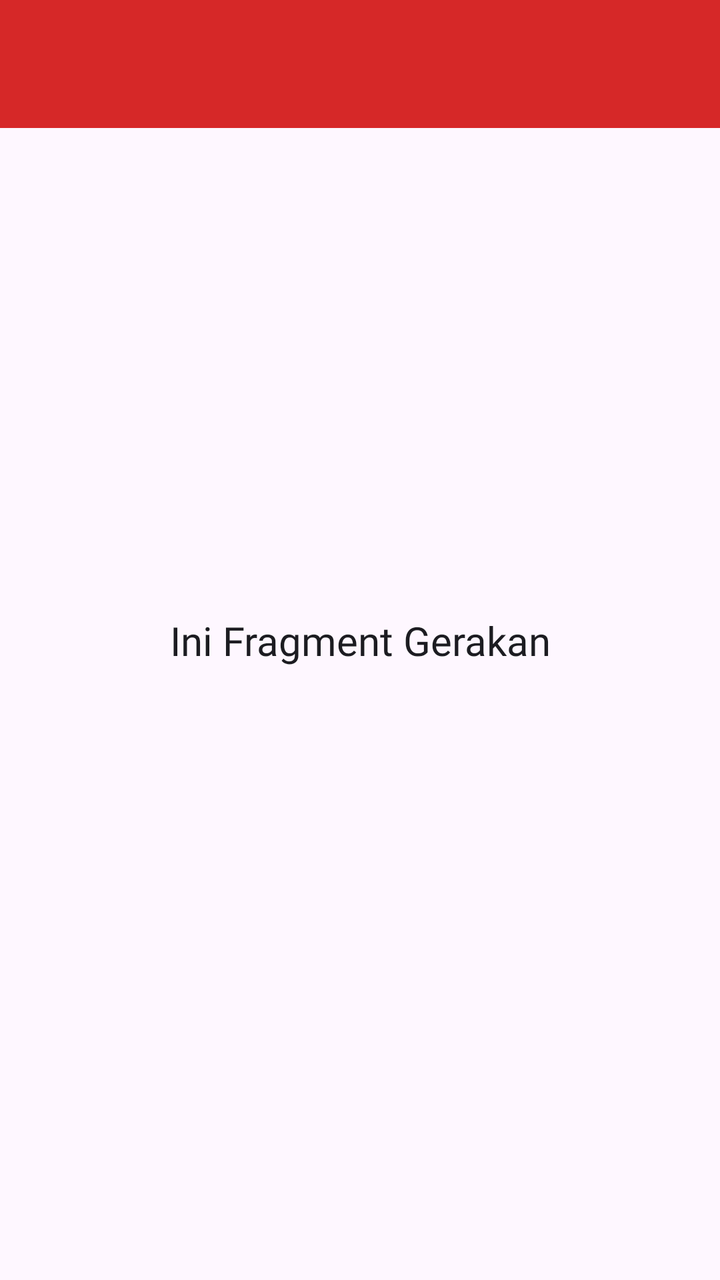
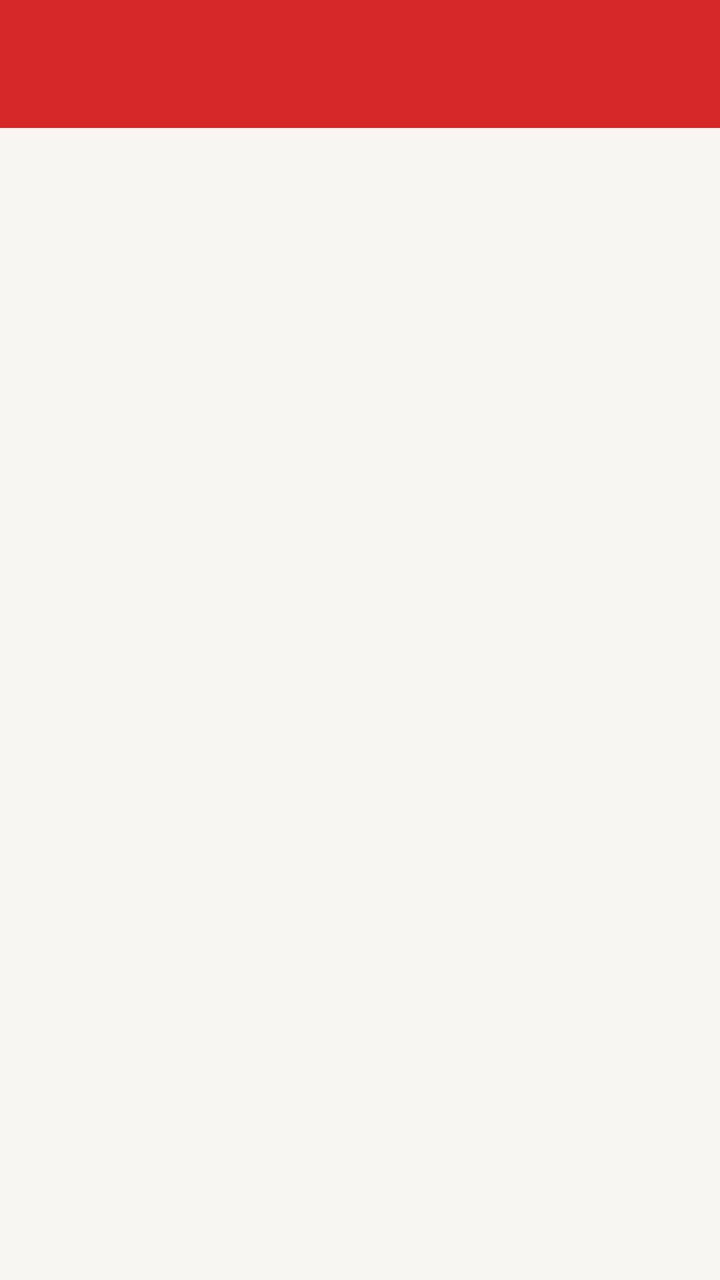

An Android layout rendered at two revisions. The XML below is the earlier revision; the diff shows what the commit changed to produce the second picture.
<!-- AndroidManifest.xml: application theme Theme.Sporta -->
<!-- res/layout/fragment_gerakan.xml -->
<?xml version="1.0" encoding="utf-8"?>
<androidx.constraintlayout.widget.ConstraintLayout
    xmlns:android="http://schemas.android.com/apk/res/android"
    xmlns:app="http://schemas.android.com/apk/res-auto"
    xmlns:tools="http://schemas.android.com/tools"
    android:layout_width="match_parent"
    android:layout_height="match_parent"
    tools:context=".Gerakan.GerakanFragment">

    <androidx.appcompat.widget.Toolbar
        android:id="@+id/toolbar"
        android:layout_width="0dp"
        android:layout_height="?attr/actionBarSize"
        android:background="?attr/colorPrimary"
        app:layout_constraintEnd_toEndOf="parent"
        app:layout_constraintStart_toStartOf="parent"
        app:layout_constraintTop_toTopOf="parent"
        app:titleTextColor="@android:color/white" />

    <TextView
        android:id="@+id/tvInfo"
        android:layout_width="wrap_content"
        android:layout_height="wrap_content"
        android:fontFamily="@font/montserrat_bold"
        android:text="Ini Fragment Gerakan"
        android:textColor="@color/sporta_charcoal"
        android:textSize="20sp"
        app:layout_constraintBottom_toBottomOf="parent"
        app:layout_constraintEnd_toEndOf="parent"
        app:layout_constraintStart_toStartOf="parent"
        app:layout_constraintTop_toTopOf="parent" />

</androidx.constraintlayout.widget.ConstraintLayout>
<!-- resources referenced by this layout -->
<resources>
  <color name="sporta_charcoal">#1C1C21</color>
  <style name="Theme.Sporta" parent="Base.Theme.Sporta" />
  <style name="Base.Theme.Sporta" parent="Theme.Material3.Light.NoActionBar">
          <item name="colorPrimary">@color/sporta_red</item>
      </style>
  <color name="sporta_red">#D62828</color>
</resources>

<!-- the commit's change to res/layout/fragment_gerakan.xml (unified diff, before → after) -->
@@ -1,33 +1,32 @@
 <?xml version="1.0" encoding="utf-8"?>
-<androidx.constraintlayout.widget.ConstraintLayout
+<androidx.coordinatorlayout.widget.CoordinatorLayout
     xmlns:android="http://schemas.android.com/apk/res/android"
     xmlns:app="http://schemas.android.com/apk/res-auto"
     xmlns:tools="http://schemas.android.com/tools"
     android:layout_width="match_parent"
     android:layout_height="match_parent"
+    android:background="@color/sporta_background"
     tools:context=".Gerakan.GerakanFragment">
 
-    <androidx.appcompat.widget.Toolbar
-        android:id="@+id/toolbar"
-        android:layout_width="0dp"
-        android:layout_height="?attr/actionBarSize"
-        android:background="?attr/colorPrimary"
-        app:layout_constraintEnd_toEndOf="parent"
-        app:layout_constraintStart_toStartOf="parent"
-        app:layout_constraintTop_toTopOf="parent"
-        app:titleTextColor="@android:color/white" />
+    <com.google.android.material.appbar.AppBarLayout
+        android:id="@+id/appBarLayout"
+        android:layout_width="match_parent"
+        android:layout_height="wrap_content"
+        android:theme="@style/ThemeOverlay.AppCompat.Dark.ActionBar">
 
-    <TextView
-        android:id="@+id/tvInfo"
-        android:layout_width="wrap_content"
-        android:layout_height="wrap_content"
-        android:fontFamily="@font/montserrat_bold"
-        android:text="Ini Fragment Gerakan"
-        android:textColor="@color/sporta_charcoal"
-        android:textSize="20sp"
-        app:layout_constraintBottom_toBottomOf="parent"
-        app:layout_constraintEnd_toEndOf="parent"
-        app:layout_constraintStart_toStartOf="parent"
-        app:layout_constraintTop_toTopOf="parent" />
+        <androidx.appcompat.widget.Toolbar
+            android:id="@+id/toolbar"
+            android:layout_width="match_parent"
+            android:layout_height="?attr/actionBarSize"
+            android:background="?attr/colorPrimary"
+            app:layout_scrollFlags="scroll|enterAlways"
+            app:titleTextColor="@android:color/white" />
+    </com.google.android.material.appbar.AppBarLayout>
 
-</androidx.constraintlayout.widget.ConstraintLayout>
+    <ListView
+        android:id="@+id/listViewGerakan"
+        android:layout_width="match_parent"
+        android:layout_height="match_parent"
+        app:layout_behavior="@string/appbar_scrolling_view_behavior" />
+
+</androidx.coordinatorlayout.widget.CoordinatorLayout>
<!-- resource entries referenced after the edit -->
@@ -1,6 +1,6 @@
 <!-- resources referenced by this layout -->
 <resources>
-  <color name="sporta_charcoal">#1C1C21</color>
+  <color name="sporta_background">#F8F6F3</color>
   <style name="Theme.Sporta" parent="Base.Theme.Sporta" />
   <style name="Base.Theme.Sporta" parent="Theme.Material3.Light.NoActionBar">
           <item name="colorPrimary">@color/sporta_red</item>
